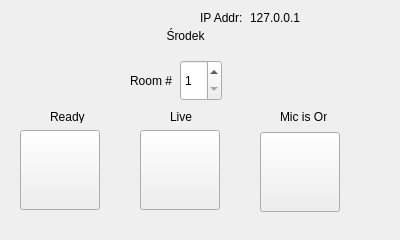
This is SpacjaTeleClient/spacjateleclient.ui in hobitolog/SpacjaTeleClient as Qt 5 draws it before an edit. The edited form follows.
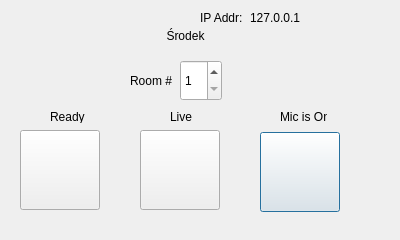
This is the edited form.

```diff
--- a/SpacjaTeleClient/spacjateleclient.ui
+++ b/SpacjaTeleClient/spacjateleclient.ui
@@ -151,6 +151,9 @@
     <property name="text">
      <string/>
     </property>
+    <property name="default">
+     <bool>true</bool>
+    </property>
    </widget>
    <widget class="QPushButton" name="liveSig">
     <property name="geometry">
```
Left out of the diff: 17 changed lines with no effect on the pictures.
